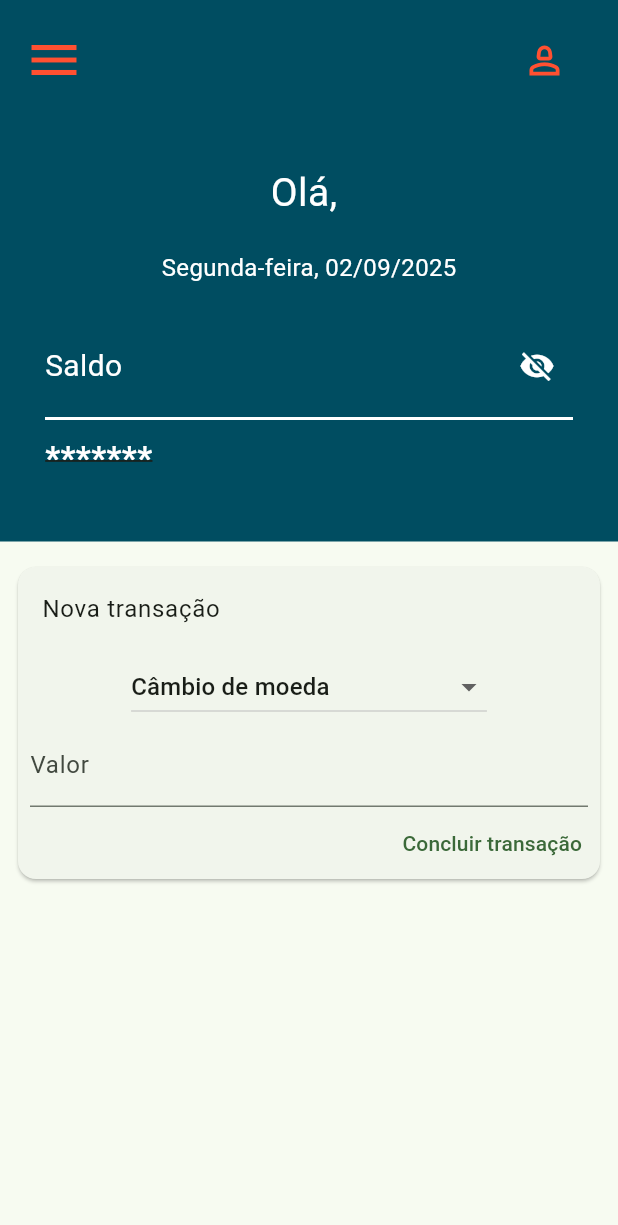
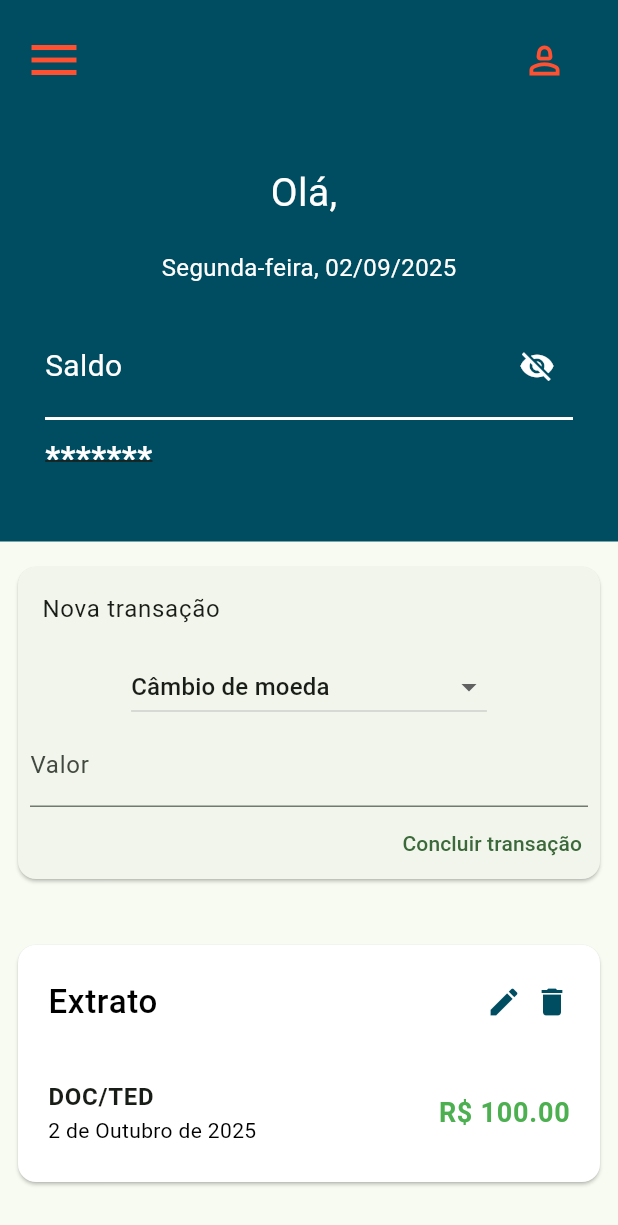
Before and after one commit to coelhoadler/pos-fiap-FRNT-TC-financeiro-mobile, a Flutter app: the DashboardScreen screen opened by its route, on a phone screen of 412 x 824 dp. Shown: the top 1225 px of the screen. Run offline on Flutter 3.47's test engine with Material 3 defaults, Android fonts, the phone set to English and light mode, and no system bars; our stand-ins replace firebase_auth, firebase_core, firebase_storage, flutter_multi_formatter, image_picker; accounts and stored records are empty.

Commit message:
criando componente de extrato

```diff
--- /dev/null
+++ b/lib/components/screens/dashboard/extract/extract.dart
@@ -0,0 +1,105 @@
+import 'package:flutter/material.dart';
+
+class Extract extends StatefulWidget {
+  final String nameTransaction;
+  final DateTime dateTransaction;
+  final double valueTransaction;
+
+  const Extract({
+    super.key,
+    required this.nameTransaction,
+    required this.dateTransaction,
+    required this.valueTransaction,
+  });
+
+  @override
+  State<Extract> createState() => _ExtractState();
+}
+
+class _ExtractState extends State<Extract> {
+  String getMonthName(DateTime date) {
+    const months = [
+      'Janeiro',
+      'Fevereiro',
+      'Março',
+      'Abril',
+      'Maio',
+      'Junho',
+      'Julho',
+      'Agosto',
+      'Setembro',
+      'Outubro',
+      'Novembro',
+      'Dezembro',
+    ];
+    return months[date.month];
+  }
+
+  @override
+  Widget build(BuildContext context) {
+    return Padding(
+      padding: const EdgeInsets.all(8.0),
+      child: Center(
+        child: Card(
+          color: Colors.white,
+          child: Column(
+            mainAxisSize: MainAxisSize.max,
+            children: [
+              Column(
+                children: [
+                  const ListTile(
+                    contentPadding: EdgeInsets.fromLTRB(20.0, 10.0, 20.0, 10.0),
+                    title: Text(
+                      'Extrato',
+                      style: TextStyle(
+                        fontWeight: FontWeight.w500,
+                        fontSize: 22,
+                        color: Colors.black,
+                      ),
+                    ),
+                    trailing: Row(
+                      mainAxisSize: MainAxisSize.min,
+                      children: [
+                        Icon(Icons.edit, color: Color(0xFF004d61)),
+                        SizedBox(width: 8),
+                        Icon(Icons.delete, color: Color(0xFF004d61)),
+                      ],
+                    ),
+                  ),
+                ],
+              ),
+              Column(
+                children: [
+                  ListTile(
+                    contentPadding: EdgeInsets.fromLTRB(20.0, 0, 20.0, 10.0),
+                    title: Text(
+                      widget.nameTransaction,
+                      style: TextStyle(
+                        fontWeight: FontWeight.bold,
+                        fontSize: 16,
+                      ),
+                    ),
+                    subtitle: Text(
+                      '${widget.dateTransaction.day} de ${getMonthName(widget.dateTransaction)} de ${widget.dateTransaction.year}',
+                      style: TextStyle(color: Colors.black, fontSize: 14),
+                    ),
+                    trailing: Text(
+                      'R\$ ${widget.valueTransaction.toStringAsFixed(2)}',
+                      style: TextStyle(
+                        fontWeight: FontWeight.bold,
+                        fontSize: 18,
+                        color: widget.valueTransaction >= 0
+                            ? Colors.green
+                            : Colors.red,
+                      ),
+                    ),
+                  ),
+                ],
+              ),
+            ],
+          ),
+        ),
+      ),
+    );
+  }
+}
--- a/lib/screens/dashboard.dart
+++ b/lib/screens/dashboard.dart
@@ -5,6 +5,7 @@ import 'package:pos_fiap_fin_mobile/components/ui/header/header.dart';
 import 'package:pos_fiap_fin_mobile/utils/routes.dart';
 
 import '../components/screens/dashboard/balance/balance.dart';
+import '../components/screens/dashboard/extract/extract.dart';
 
 class DashboardScreen extends StatefulWidget {
   const DashboardScreen({super.key});
@@ -77,6 +78,12 @@ class _DashboardScreenState extends State<DashboardScreen> {
               ),
               SizedBox(height: 5),
               NewTransferScreen(),
+              SizedBox(height: 20),
+              Extract(
+                nameTransaction: 'DOC/TED',
+                dateTransaction: DateTime.now(),
+                valueTransaction: 100.0,
+              ),
             ],
           ),
         ),
```
